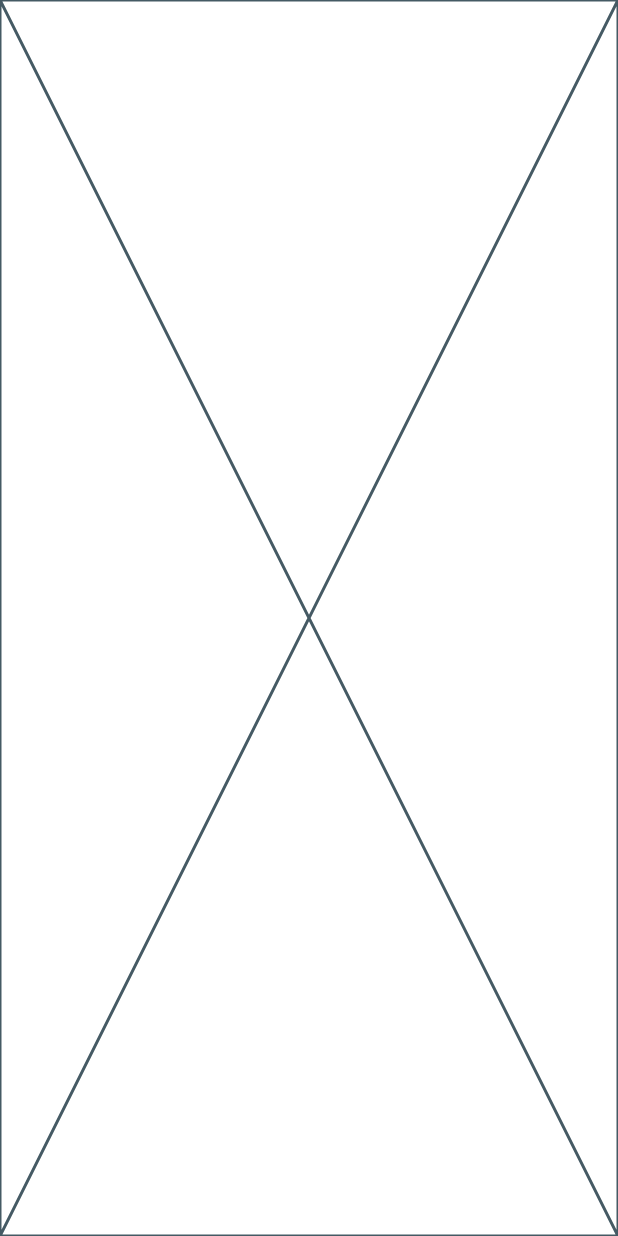
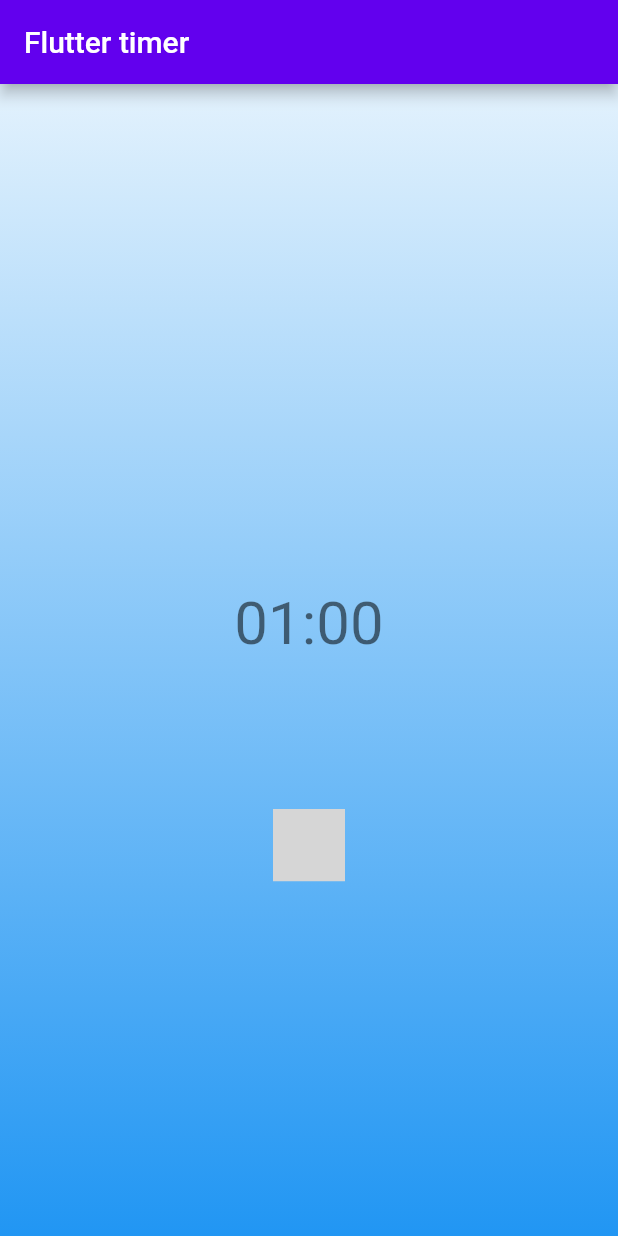
Before and after one commit to 2fng/flutter_bloc_timer, a Flutter app: the screen it shows after launch, on a phone screen of 412 x 824 dp. Run offline on Flutter 3.47's test engine with Material 2 defaults, Android fonts, the phone set to English and light mode, and no system bars; our stand-ins replace bloc, equatable, flutter_bloc; statements that could not run were skipped; grey boxes are pictures that could not be loaded.

Commit message:
Finish Timer

```diff
--- /dev/null
+++ b/lib/app.dart
@@ -0,0 +1,21 @@
+import 'package:flutter/material.dart';
+
+import 'timer/view/timer_page.dart';
+
+class App extends StatelessWidget {
+  const App({super.key});
+
+  @override
+  Widget build(BuildContext context) {
+    return MaterialApp(
+      title: 'Flutter Timer',
+      theme: ThemeData(
+        primaryColor: const Color.fromRGBO(109, 234, 255, 1),
+        colorScheme: const ColorScheme.light(
+          secondary: Color.fromRGBO(72, 74, 126, 1),
+        ),
+      ),
+      home: const TimerPage(),
+    );
+  }
+}
--- a/lib/main.dart
+++ b/lib/main.dart
@@ -1,19 +1,6 @@
 import 'package:flutter/material.dart';
+import 'package:flutter_timer_bloc/app.dart';
 
 void main() {
-  runApp(const MyApp());
+  runApp(const App());
 }
-
-class MyApp extends StatefulWidget {
-  const MyApp({super.key});
-
-  @override
-  State<MyApp> createState() => _MyAppState();
-}
-
-class _MyAppState extends State<MyApp> {
-  @override
-  Widget build(BuildContext context) {
-    return const Placeholder();
-  }
-}
--- /dev/null
+++ b/lib/ticker.dart
@@ -0,0 +1,7 @@
+class Ticker {
+  const Ticker();
+  Stream<int> tick({required int ticks}) {
+    return Stream.periodic(const Duration(seconds: 1), (x) => ticks - x - 1)
+        .take(ticks);
+  }
+}
--- /dev/null
+++ b/lib/timer/bloc/timer_bloc.dart
@@ -0,0 +1,65 @@
+import 'dart:async';
+
+import 'package:bloc/bloc.dart';
+import 'package:equatable/equatable.dart';
+
+import '../../ticker.dart';
+
+part 'timer_event.dart';
+part 'timer_state.dart';
+
+class TimerBloc extends Bloc<TimerEvent, TimerState> {
+  final Ticker _ticker;
+  static const int _duration = 60;
+
+  StreamSubscription<int>? _tickerSubscription;
+
+  TimerBloc({required Ticker ticker})
+      : _ticker = ticker,
+        super(const TimerInitial(_duration)) {
+    on<TimerStarted>(_onStarted);
+    on<_TimerTicked>(_onTicked);
+    on<TimerPaused>(_onPaused);
+    on<TimerResumed>(_onResumed);
+    on<TimerReset>(_onReset);
+  }
+
+  @override
+  Future<void> close() {
+    _tickerSubscription?.cancel();
+    return super.close();
+  }
+
+  void _onStarted(TimerStarted event, Emitter<TimerState> emit) {
+    emit(TimerRunInProgress(event.duration));
+    _tickerSubscription?.cancel();
+    _tickerSubscription = _ticker
+        .tick(ticks: event.duration)
+        .listen((duration) => add(_TimerTicked(duration: duration)));
+  }
+
+  void _onTicked(_TimerTicked event, Emitter<TimerState> emit) {
+    emit(event.duration > 0
+        ? TimerRunInProgress(event.duration)
+        : const TimerRunComplete());
+  }
+
+  void _onPaused(TimerPaused event, Emitter<TimerState> emit) {
+    if (state is TimerRunInProgress) {
+      _tickerSubscription?.pause();
+      emit(TimerRunPause(state.duration));
+    }
+  }
+
+  void _onResumed(TimerResumed event, Emitter<TimerState> emit) {
+    if (state is TimerRunPause) {
+      _tickerSubscription?.resume();
+      emit(TimerRunInProgress(state.duration));
+    }
+  }
+
+  void _onReset(TimerReset event, Emitter<TimerState> emit) {
+    _tickerSubscription?.cancel();
+    emit(const TimerInitial(_duration));
+  }
+}
--- /dev/null
+++ b/lib/timer/bloc/timer_event.dart
@@ -0,0 +1,27 @@
+part of 'timer_bloc.dart';
+
+sealed class TimerEvent {
+  const TimerEvent();
+}
+
+final class TimerStarted extends TimerEvent {
+  const TimerStarted({required this.duration});
+  final int duration;
+}
+
+final class TimerPaused extends TimerEvent {
+  const TimerPaused();
+}
+
+final class TimerResumed extends TimerEvent {
+  const TimerResumed();
+}
+
+final class TimerReset extends TimerEvent {
+  const TimerReset();
+}
+
+class _TimerTicked extends TimerEvent {
+  const _TimerTicked({required this.duration});
+  final int duration;
+}
--- /dev/null
+++ b/lib/timer/bloc/timer_state.dart
@@ -0,0 +1,40 @@
+part of 'timer_bloc.dart';
+
+sealed class TimerState extends Equatable {
+  const TimerState(this.duration);
+  final int duration;
+
+  @override
+  List<Object?> get props => [duration];
+}
+
+final class TimerInitial extends TimerState {
+  const TimerInitial(super.duration);
+
+  @override
+  String toString() {
+    return 'TimerInitial { duration: $duration }';
+  }
+}
+
+final class TimerRunPause extends TimerState {
+  const TimerRunPause(super.duration);
+
+  @override
+  String toString() {
+    return 'TimerRunPause { duration: $duration }';
+  }
+}
+
+final class TimerRunInProgress extends TimerState {
+  const TimerRunInProgress(super.duration);
+
+  @override
+  String toString() {
+    return 'TimerRunInProgress { duration: $duration }';
+  }
+}
+
+final class TimerRunComplete extends TimerState {
+  const TimerRunComplete() : super(0);
+}
--- /dev/null
+++ b/lib/timer/timer.dart
@@ -0,0 +1,2 @@
+export 'bloc/timer_bloc.dart';
+export 'view/timer_page.dart';
--- /dev/null
+++ b/lib/timer/view/timer_page.dart
@@ -0,0 +1,133 @@
+import 'package:flutter/material.dart';
+import 'package:flutter_bloc/flutter_bloc.dart';
+import '../../ticker.dart';
+import '../bloc/timer_bloc.dart';
+
+class TimerPage extends StatelessWidget {
+  const TimerPage({super.key});
+
+  @override
+  Widget build(BuildContext context) {
+    return BlocProvider(
+      create: (_) => TimerBloc(ticker: Ticker()),
+      child: const TimerView(),
+    );
+  }
+}
+
+class TimerView extends StatelessWidget {
+  const TimerView({super.key});
+
+  @override
+  Widget build(BuildContext context) {
+    return Scaffold(
+      appBar: AppBar(title: const Text('Flutter timer')),
+      body: Stack(children: [
+        const Background(),
+        Column(
+          mainAxisAlignment: MainAxisAlignment.center,
+          crossAxisAlignment: CrossAxisAlignment.center,
+          children: [
+            const Padding(
+              padding: EdgeInsets.symmetric(vertical: 100),
+              child: Center(child: TimerText()),
+            ),
+            Actions(),
+          ],
+        )
+      ]),
+    );
+  }
+}
+
+class TimerText extends StatelessWidget {
+  const TimerText({super.key});
+
+  @override
+  Widget build(BuildContext context) {
+    final duration = context.select((TimerBloc bloc) => bloc.state.duration);
+    final stringMinutes =
+        ((duration / 60) % 60).floor().toString().padLeft(2, '0');
+    final stringSeconds = (duration % 60).floor().toString().padLeft(2, '0');
+    return Text(
+      '$stringMinutes:$stringSeconds',
+      style: Theme.of(context).textTheme.headlineLarge,
+    );
+  }
+}
+
+class Actions extends StatelessWidget {
+  const Actions({super.key});
+
+  @override
+  Widget build(BuildContext context) {
+    return BlocBuilder<TimerBloc, TimerState>(
+        buildWhen: (previous, state) =>
+            previous.runtimeType != state.runtimeType,
+        builder: (context, state) {
+          return Row(
+            mainAxisAlignment: MainAxisAlignment.spaceEvenly,
+            children: [
+              ...switch (state) {
+                TimerInitial() => [
+                    FloatingActionButton(
+                      child: const Icon(Icons.play_arrow),
+                      onPressed: () => context
+                          .read<TimerBloc>()
+                          .add(TimerStarted(duration: state.duration)),
+                    )
+                  ],
+                TimerRunInProgress() => [
+                    FloatingActionButton(
+                      child: const Icon(Icons.pause),
+                      onPressed: () => context.read<TimerBloc>().add(const TimerPaused()),
+                    ),
+                    FloatingActionButton(
+                      child: const Icon(Icons.replay),
+                      onPressed: () =>
+                          context.read<TimerBloc>().add(const TimerReset()),
+                    ),
+                  ],
+                TimerRunPause() => [
+                    FloatingActionButton(
+                      child: const Icon(Icons.play_arrow),
+                      onPressed: () =>
+                          context.read<TimerBloc>().add(const TimerResumed()),
+                    ),
+                    FloatingActionButton(
+                      child: const Icon(Icons.replay),
+                      onPressed: () =>
+                          context.read<TimerBloc>().add(const TimerReset()),
+                    ),
+                  ],
+                TimerRunComplete() => {
+                    FloatingActionButton(
+                      child: const Icon(Icons.replay),
+                      onPressed: () =>
+                          context.read<TimerBloc>().add(const TimerReset()),
+                    ),
+                  }
+              }
+            ],
+          );
+        });
+  }
+}
+
+class Background extends StatelessWidget {
+  const Background({super.key});
+
+  @override
+  Widget build(BuildContext context) {
+    return Container(
+      decoration: BoxDecoration(
+          gradient: LinearGradient(
+              begin: Alignment.topCenter,
+              end: Alignment.bottomCenter,
+              colors: [
+            Colors.blue.shade50,
+            Colors.blue.shade500,
+          ])),
+    );
+  }
+}
```
Also changed, not shown: 1 other file.
